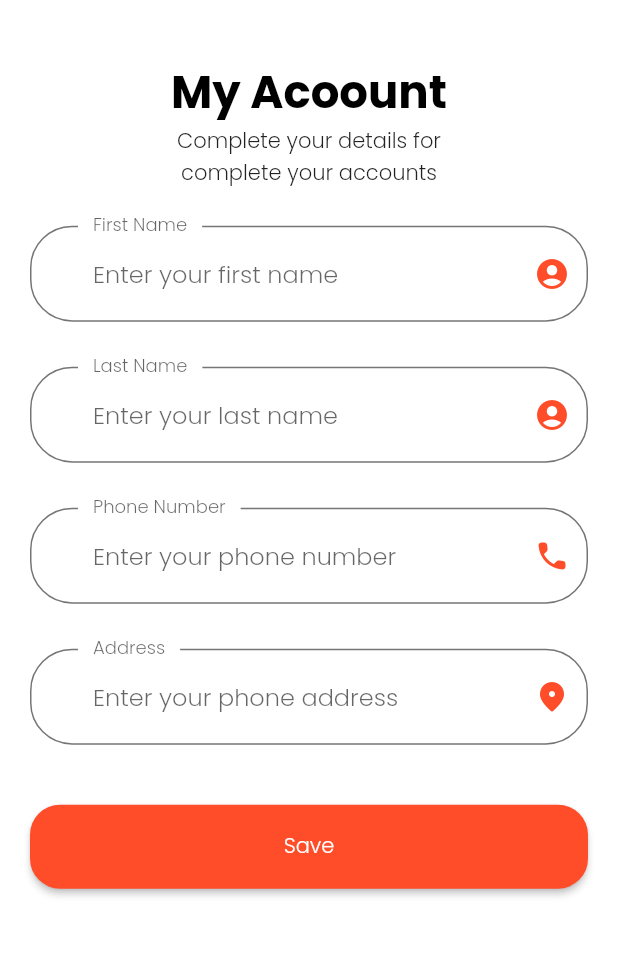
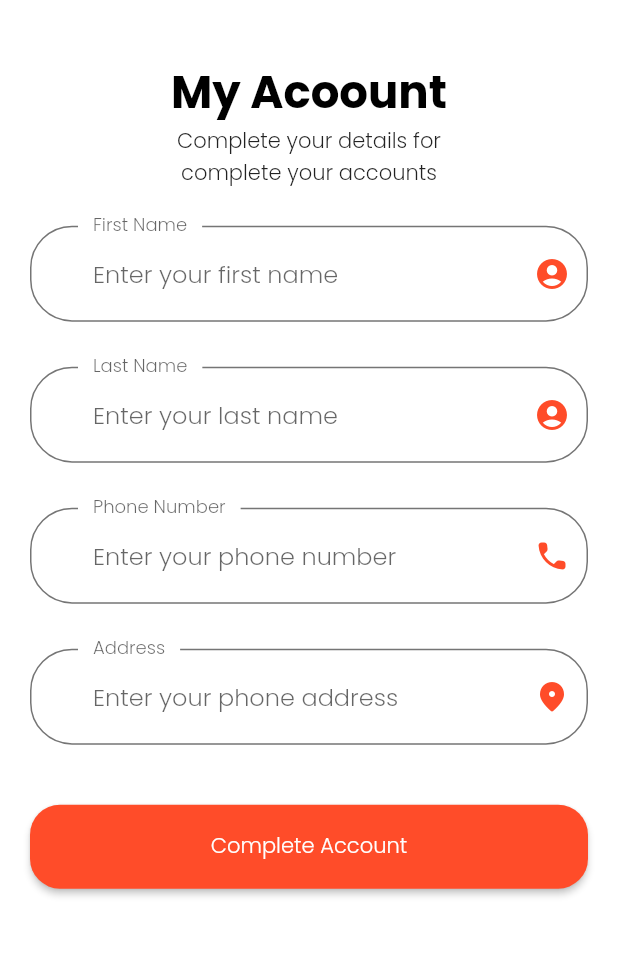
Before and after one commit to AriaDesta2083/jaon-mart, a Flutter app: the MyAccount screen opened by its route, on a phone screen of 412 x 824 dp, the part 63-1020 px from its top. Run offline on Flutter 3.47's test engine with Material 2 defaults, Android fonts, the phone set to English and light mode, and no system bars; our stand-ins replace flutter_spinkit.

Commit message:
Update my_account.dart

```diff
--- a/jaonmart_app/lib/pages/my_account.dart
+++ b/jaonmart_app/lib/pages/my_account.dart
@@ -87,14 +87,6 @@ class _ProfileFormState extends State<ProfileForm> {
           buildAddressFormField(),
           FormError(errors: errors),
           SizedBox(height: 40),
-          // DefaultButton(
-          //   text: "continue",
-          //   press: () {
-          //     if (_formKey.currentState!.validate()) {
-          //       Navigator.pushNamed(context, OtpScreen.routeName);
-          //     }
-          //   },
-          // ),
           ElevatedButton(
               style: ElevatedButton.styleFrom(
                   shape: RoundedRectangleBorder(
@@ -106,7 +98,7 @@ class _ProfileFormState extends State<ProfileForm> {
                   Navigator.of(context).pushNamed('/profile');
                 }
               },
-              child: Text('Save'))
+              child: Text('Complete Account'))
         ],
       ),
     );
```
